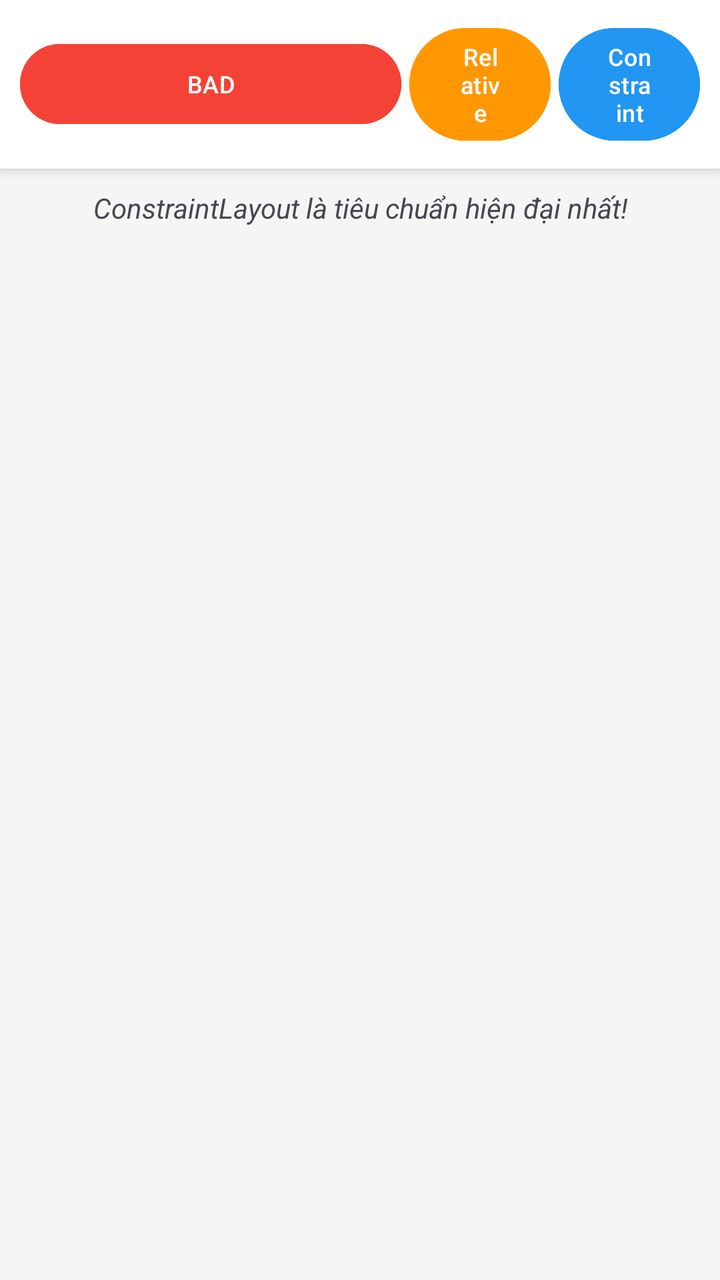
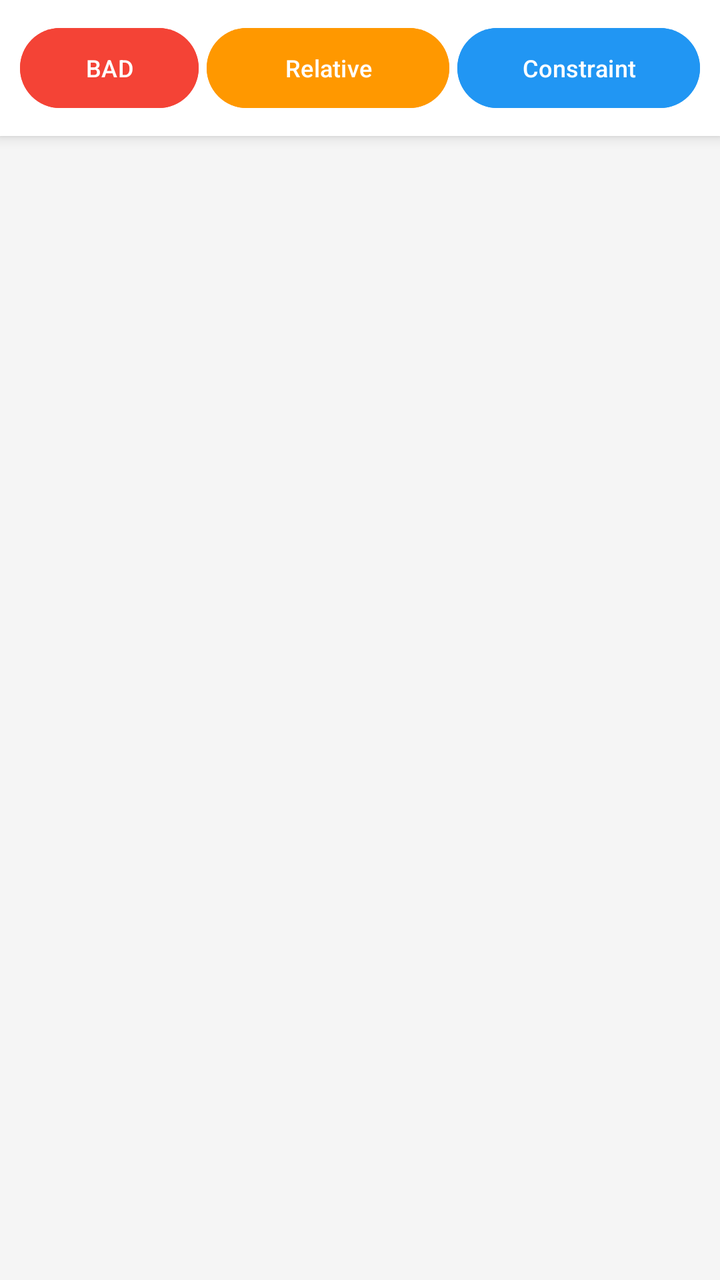

Before-and-after screenshots of an Android layout around one commit, followed by the original layout XML and the change that was made.
<!-- AndroidManifest.xml: application theme Theme.Optimization -->
<!-- res/layout/activity_flatten.xml -->
<?xml version="1.0" encoding="utf-8"?>
<LinearLayout xmlns:android="http://schemas.android.com/apk/res/android"
    android:layout_width="match_parent"
    android:layout_height="match_parent"
    android:orientation="vertical"
    android:background="#F5F5F5">

    <LinearLayout
        android:layout_width="match_parent"
        android:layout_height="wrap_content"
        android:gravity="center"
        android:padding="10dp"
        android:background="#FFF"
        android:elevation="4dp"
        android:orientation="horizontal">

        <Button
            android:id="@+id/btnShowBad"
            android:layout_width="120dp"
            android:layout_height="wrap_content"
            android:layout_marginEnd="4dp"
            android:layout_weight="1"
            android:backgroundTint="#F44336"
            android:text="BAD"
            android:textColor="#FFF"
            android:textSize="12sp" />

        <Button
            android:id="@+id/btnShowRelative"
            android:layout_width="0dp"
            android:layout_weight="1"
            android:layout_height="wrap_content"
            android:text="Relative"
            android:textSize="12sp"
            android:backgroundTint="#FF9800"
            android:textColor="#FFF"
            android:layout_marginEnd="4dp"/>

        <Button
            android:id="@+id/btnShowConstraint"
            android:layout_width="0dp"
            android:layout_weight="1"
            android:layout_height="wrap_content"
            android:backgroundTint="#2196F3"
            android:textColor="#FFF"
            android:textSize="12sp"
            android:text="Constraint" />
    </LinearLayout>

    <TextView
        android:id="@+id/tvInfo"
        android:layout_width="match_parent"
        android:layout_height="wrap_content"
        android:padding="10dp"
        android:text="ConstraintLayout là tiêu chuẩn hiện đại nhất!"
        android:textAlignment="center"
        android:textStyle="italic"/>

    <FrameLayout
        android:id="@+id/container"
        android:layout_width="match_parent"
        android:layout_height="match_parent"
        android:padding="20dp"/>
</LinearLayout>
<!-- resources referenced by this layout -->
<resources>
  <style name="Theme.Optimization" parent="Base.Theme.Optimization" />
  <style name="Base.Theme.Optimization" parent="Theme.Material3.DayNight.NoActionBar">
          
          
      </style>
</resources>

<!-- the commit's change to res/layout/activity_flatten.xml (unified diff, before → after) -->
@@ -16,10 +16,10 @@
 
         <Button
             android:id="@+id/btnShowBad"
-            android:layout_width="120dp"
+            android:layout_width="29dp"
             android:layout_height="wrap_content"
             android:layout_marginEnd="4dp"
-            android:layout_weight="1"
+            android:layout_weight="0.6"
             android:backgroundTint="#F44336"
             android:text="BAD"
             android:textColor="#FFF"
@@ -28,18 +28,18 @@
         <Button
             android:id="@+id/btnShowRelative"
             android:layout_width="0dp"
-            android:layout_weight="1"
             android:layout_height="wrap_content"
+            android:layout_marginEnd="4dp"
+            android:layout_weight="1.2"
+            android:backgroundTint="#FF9800"
             android:text="Relative"
-            android:textSize="12sp"
-            android:backgroundTint="#FF9800"
             android:textColor="#FFF"
-            android:layout_marginEnd="4dp"/>
+            android:textSize="12sp" />
 
         <Button
             android:id="@+id/btnShowConstraint"
             android:layout_width="0dp"
-            android:layout_weight="1"
+            android:layout_weight="1.2"
             android:layout_height="wrap_content"
             android:backgroundTint="#2196F3"
             android:textColor="#FFF"
@@ -47,15 +47,6 @@
             android:text="Constraint" />
     </LinearLayout>
 
-    <TextView
-        android:id="@+id/tvInfo"
-        android:layout_width="match_parent"
-        android:layout_height="wrap_content"
-        android:padding="10dp"
-        android:text="ConstraintLayout là tiêu chuẩn hiện đại nhất!"
-        android:textAlignment="center"
-        android:textStyle="italic"/>
-
     <FrameLayout
         android:id="@+id/container"
         android:layout_width="match_parent"
